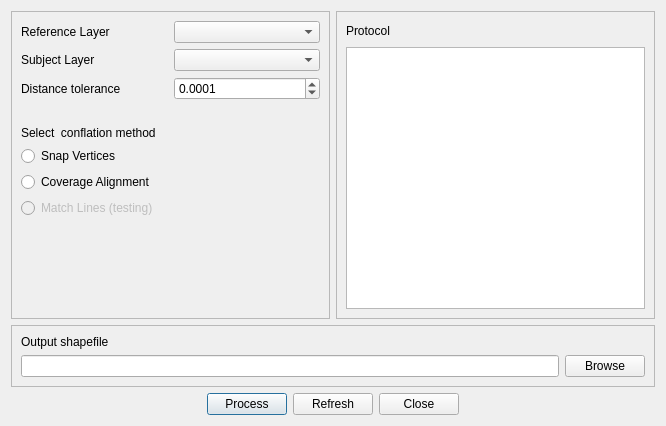
Qt form src/qgsconflate/dialog.ui (ctu-geoforall-lab-projects/bp-fiedlerova-2013) before a commit.
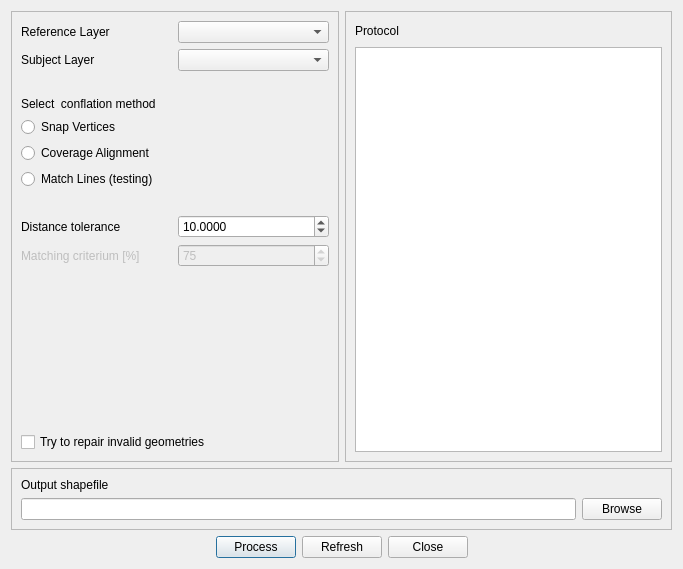
The same form after that commit. Icons and pictures are not drawn.

Commit message: qgsconflate: do dialogu doplnena volba opravy geometrie, lineMatcher

Patch:
```diff
--- a/src/qgsconflate/dialog.ui
+++ b/src/qgsconflate/dialog.ui
@@ -6,8 +6,8 @@
    <rect>
     <x>0</x>
     <y>0</y>
-    <width>666</width>
-    <height>426</height>
+    <width>683</width>
+    <height>569</height>
    </rect>
   </property>
   <property name="windowTitle">
@@ -96,45 +96,6 @@
         </item>
        </layout>
       </item>
-      <item>
-       <layout class="QHBoxLayout" name="horizontalLayout4">
-        <item>
-         <widget class="QLabel" name="mlabelDist">
-          <property name="text">
-           <string>Distance tolerance</string>
-          </property>
-         </widget>
-        </item>
-        <item>
-         <widget class="QDoubleSpinBox" name="mSpinBoxDist">
-          <property name="sizePolicy">
-           <sizepolicy hsizetype="Minimum" vsizetype="Fixed">
-            <horstretch>0</horstretch>
-            <verstretch>0</verstretch>
-           </sizepolicy>
-          </property>
-          <property name="toolTip">
-           <string>&lt;html&gt;&lt;head/&gt;&lt;body&gt;&lt;p&gt;Select distance tolerance&lt;/p&gt;&lt;/body&gt;&lt;/html&gt;</string>
-          </property>
-          <property name="decimals">
-           <number>4</number>
-          </property>
-          <property name="minimum">
-           <double>0.000000000000000</double>
-          </property>
-          <property name="maximum">
-           <double>9999.999900000000707</double>
-          </property>
-          <property name="singleStep">
-           <double>10.000000000000000</double>
-          </property>
-          <property name="value">
-           <double>0.000100000000000</double>
-          </property>
-         </widget>
-        </item>
-       </layout>
-      </item>
       <item>
        <layout class="QVBoxLayout" name="verticalLayout">
         <property name="topMargin">
@@ -173,7 +134,7 @@
         <item>
          <widget class="QRadioButton" name="mrbLineMatch">
           <property name="enabled">
-           <bool>false</bool>
+           <bool>true</bool>
           </property>
           <property name="toolTip">
            <string>&lt;html&gt;&lt;head/&gt;&lt;body&gt;&lt;p&gt;Check for line matcher algorithm (note that this is only  testing version)&lt;/p&gt;&lt;/body&gt;&lt;/html&gt;</string>
@@ -185,6 +146,84 @@
         </item>
        </layout>
       </item>
+      <item>
+       <layout class="QHBoxLayout" name="horizontalLayout4">
+        <property name="topMargin">
+         <number>20</number>
+        </property>
+        <item>
+         <widget class="QLabel" name="mLabelDist">
+          <property name="text">
+           <string>Distance tolerance</string>
+          </property>
+         </widget>
+        </item>
+        <item>
+         <widget class="QDoubleSpinBox" name="mSpinBoxDist">
+          <property name="sizePolicy">
+           <sizepolicy hsizetype="Minimum" vsizetype="Fixed">
+            <horstretch>0</horstretch>
+            <verstretch>0</verstretch>
+           </sizepolicy>
+          </property>
+          <property name="toolTip">
+           <string>&lt;html&gt;&lt;head/&gt;&lt;body&gt;&lt;p&gt;Select distance tolerance&lt;/p&gt;&lt;/body&gt;&lt;/html&gt;</string>
+          </property>
+          <property name="decimals">
+           <number>4</number>
+          </property>
+          <property name="minimum">
+           <double>0.000000000000000</double>
+          </property>
+          <property name="maximum">
+           <double>9999.999900000000707</double>
+          </property>
+          <property name="singleStep">
+           <double>1.000000000000000</double>
+          </property>
+          <property name="value">
+           <double>10.000000000000000</double>
+          </property>
+         </widget>
+        </item>
+       </layout>
+      </item>
+      <item>
+       <layout class="QHBoxLayout" name="horizontalLayout">
+        <property name="topMargin">
+         <number>0</number>
+        </property>
+        <item>
+         <widget class="QLabel" name="mLabelMatch">
+          <property name="enabled">
+           <bool>false</bool>
+          </property>
+          <property name="text">
+           <string>Matching criterium [%]</string>
+          </property>
+         </widget>
+        </item>
+        <item>
+         <widget class="QSpinBox" name="mSpinBoxMatch">
+          <property name="enabled">
+           <bool>false</bool>
+          </property>
+          <property name="toolTip">
+           <string>&lt;html&gt;&lt;head/&gt;&lt;body&gt;&lt;p&gt;Set how much lines must match.&lt;/p&gt;&lt;/body&gt;&lt;/html&gt;</string>
+          </property>
+          <property name="minimum">
+           <number>1</number>
+          </property>
+          <property name="maximum">
+           <number>100</number>
+          </property>
+          <property name="value">
+           <number>75</number>
+          </property>
+         </widget>
+        </item>
+       </layout>
+      </item>
       <item>
        <spacer name="verticalSpacer">
         <property name="orientation">
@@ -198,6 +237,16 @@
         </property>
        </spacer>
       </item>
+      <item>
+       <widget class="QCheckBox" name="mchbRepair">
+        <property name="toolTip">
+         <string>&lt;html&gt;&lt;head/&gt;&lt;body&gt;&lt;p&gt;If checked, program tries to repair invalid geometries, but it can cause other topological errors. Use it carefully.&lt;/p&gt;&lt;/body&gt;&lt;/html&gt;</string>
+        </property>
+        <property name="text">
+         <string>Try to repair invalid geometries</string>
+        </property>
+       </widget>
+      </item>
      </layout>
     </widget>
    </item>
```
Left out of the diff: 4 changed lines with no effect on the pictures. The commit also changes 5 other files.
